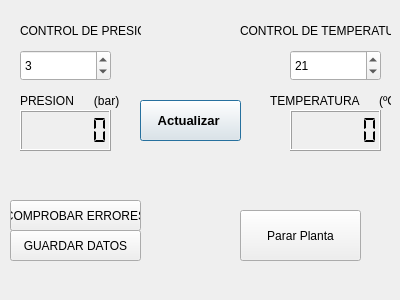
This is ope.ui in fernandusxd1/Informatica_Avanzada as Qt 5 draws it before an edit. The edited form follows.
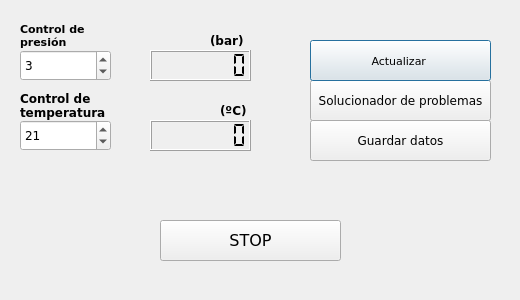
This is the edited form.

What changed in the file:
```diff
--- a/ope.ui
+++ b/ope.ui
@@ -6,24 +6,35 @@
    <rect>
     <x>0</x>
     <y>0</y>
-    <width>400</width>
+    <width>520</width>
     <height>300</height>
    </rect>
   </property>
+  <property name="font">
+   <font>
+    <family>Verdana</family>
+   </font>
+  </property>
   <property name="windowTitle">
    <string>Dialog</string>
   </property>
   <widget class="QLCDNumber" name="lcdNumber">
    <property name="geometry">
     <rect>
-     <x>20</x>
-     <y>110</y>
-     <width>91</width>
-     <height>41</height>
+     <x>150</x>
+     <y>50</y>
+     <width>101</width>
+     <height>31</height>
     </rect>
    </property>
+   <property name="font">
+    <font>
+     <family>Verdana</family>
+     <pointsize>7</pointsize>
+    </font>
+   </property>
    <property name="digitCount">
-    <number>6</number>
+    <number>7</number>
    </property>
    <property name="segmentStyle">
     <enum>QLCDNumber::Flat</enum>
@@ -32,14 +43,20 @@
   <widget class="QLCDNumber" name="lcdNumber_2">
    <property name="geometry">
     <rect>
-     <x>290</x>
-     <y>110</y>
-     <width>91</width>
-     <height>41</height>
+     <x>150</x>
+     <y>120</y>
+     <width>101</width>
+     <height>31</height>
     </rect>
    </property>
+   <property name="font">
+    <font>
+     <family>Verdana</family>
+     <pointsize>7</pointsize>
+    </font>
+   </property>
    <property name="digitCount">
-    <number>6</number>
+    <number>7</number>
    </property>
    <property name="segmentStyle">
     <enum>QLCDNumber::Flat</enum>
@@ -67,8 +84,8 @@
   <widget class="QSpinBox" name="spinBox_2">
    <property name="geometry">
     <rect>
-     <x>290</x>
-     <y>50</y>
+     <x>20</x>
+     <y>120</y>
      <width>91</width>
      <height>31</height>
     </rect>
@@ -82,64 +99,95 @@
     <rect>
      <x>20</x>
      <y>20</y>
-     <width>121</width>
-     <height>21</height>
-    </rect>
-   </property>
-   <property name="text">
-    <string>CONTROL DE PRESION</string>
-   </property>
-  </widget>
-  <widget class="QLabel" name="label_2">
-   <property name="geometry">
-    <rect>
-     <x>240</x>
-     <y>20</y>
      <width>151</width>
-     <height>21</height>
+     <height>31</height>
     </rect>
    </property>
+   <property name="font">
+    <font>
+     <family>Verdana</family>
+     <pointsize>8</pointsize>
+     <weight>75</weight>
+     <bold>true</bold>
+    </font>
+   </property>
    <property name="text">
-    <string>CONTROL DE TEMPERATURA</string>
+    <string>Control de 
+presión</string>
+   </property>
+  </widget>
+  <widget class="QLabel" name="label_2">
+   <property name="geometry">
+    <rect>
+     <x>20</x>
+     <y>90</y>
+     <width>161</width>
+     <height>31</height>
+    </rect>
+   </property>
+   <property name="font">
+    <font>
+     <family>Verdana</family>
+     <weight>75</weight>
+     <bold>true</bold>
+    </font>
+   </property>
+   <property name="text">
+    <string>Control de
+temperatura</string>
    </property>
   </widget>
   <widget class="QLabel" name="label_3">
    <property name="geometry">
     <rect>
-     <x>20</x>
-     <y>90</y>
-     <width>121</width>
+     <x>210</x>
+     <y>30</y>
+     <width>41</width>
      <height>21</height>
     </rect>
    </property>
+   <property name="font">
+    <font>
+     <family>Verdana</family>
+     <weight>75</weight>
+     <bold>true</bold>
+    </font>
+   </property>
    <property name="text">
-    <string>PRESION      (bar)</string>
+    <string>(bar)</string>
    </property>
   </widget>
   <widget class="QLabel" name="label_4">
    <property name="geometry">
     <rect>
-     <x>270</x>
-     <y>90</y>
-     <width>121</width>
+     <x>220</x>
+     <y>100</y>
+     <width>41</width>
      <height>21</height>
     </rect>
    </property>
+   <property name="font">
+    <font>
+     <family>Verdana</family>
+     <weight>75</weight>
+     <bold>true</bold>
+    </font>
+   </property>
    <property name="text">
-    <string>TEMPERATURA      (ºC)</string>
+    <string>(ºC)</string>
    </property>
   </widget>
   <widget class="QPushButton" name="pushButton">
    <property name="geometry">
     <rect>
-     <x>10</x>
-     <y>200</y>
-     <width>131</width>
-     <height>31</height>
+     <x>310</x>
+     <y>80</y>
+     <width>181</width>
+     <height>41</height>
     </rect>
    </property>
    <property name="text">
-    <string>COMPROBAR ERRORES</string>
+    <string>Solucionador de problemas</string>
    </property>
    <property name="autoDefault">
     <bool>false</bool>
@@ -148,14 +196,14 @@
   <widget class="QPushButton" name="pushButton_2">
    <property name="geometry">
     <rect>
-     <x>10</x>
-     <y>230</y>
-     <width>131</width>
-     <height>31</height>
+     <x>310</x>
+     <y>120</y>
+     <width>181</width>
+     <height>41</height>
     </rect>
    </property>
    <property name="text">
-    <string>GUARDAR DATOS</string>
+    <string>Guardar datos</string>
    </property>
    <property name="autoDefault">
     <bool>false</bool>
@@ -164,17 +212,18 @@
   <widget class="QPushButton" name="pushButton_3">
    <property name="geometry">
     <rect>
-     <x>140</x>
-     <y>100</y>
-     <width>101</width>
+     <x>310</x>
+     <y>40</y>
+     <width>181</width>
      <height>41</height>
     </rect>
    </property>
    <property name="font">
     <font>
-     <pointsize>10</pointsize>
-     <weight>75</weight>
-     <bold>true</bold>
+     <family>Verdana</family>
+     <pointsize>8</pointsize>
+     <weight>50</weight>
+     <bold>false</bold>
     </font>
    </property>
    <property name="text">
@@ -184,14 +233,20 @@
   <widget class="QPushButton" name="pushButton_4">
    <property name="geometry">
     <rect>
-     <x>240</x>
-     <y>210</y>
-     <width>121</width>
-     <height>51</height>
+     <x>160</x>
+     <y>220</y>
+     <width>181</width>
+     <height>41</height>
     </rect>
    </property>
+   <property name="font">
+    <font>
+     <family>Verdana</family>
+     <pointsize>12</pointsize>
+    </font>
+   </property>
    <property name="text">
-    <string>Parar Planta</string>
+    <string>STOP</string>
    </property>
   </widget>
  </widget>
```
Left out of the diff: 2 changed lines with no effect on the pictures.
